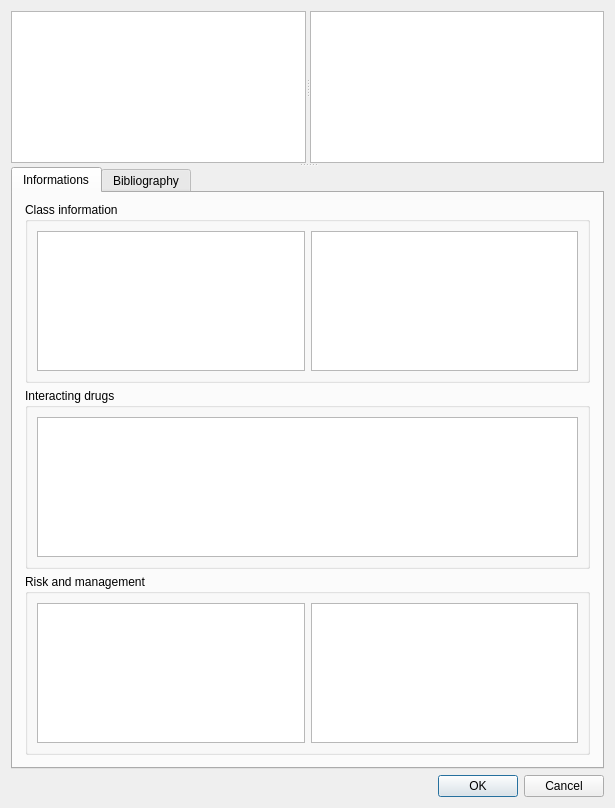
First picture: the form in plugins/drugsplugin/drugswidget/interactionsynthesisdialog.ui, repository FreeHealth/freehealth, before the edit.
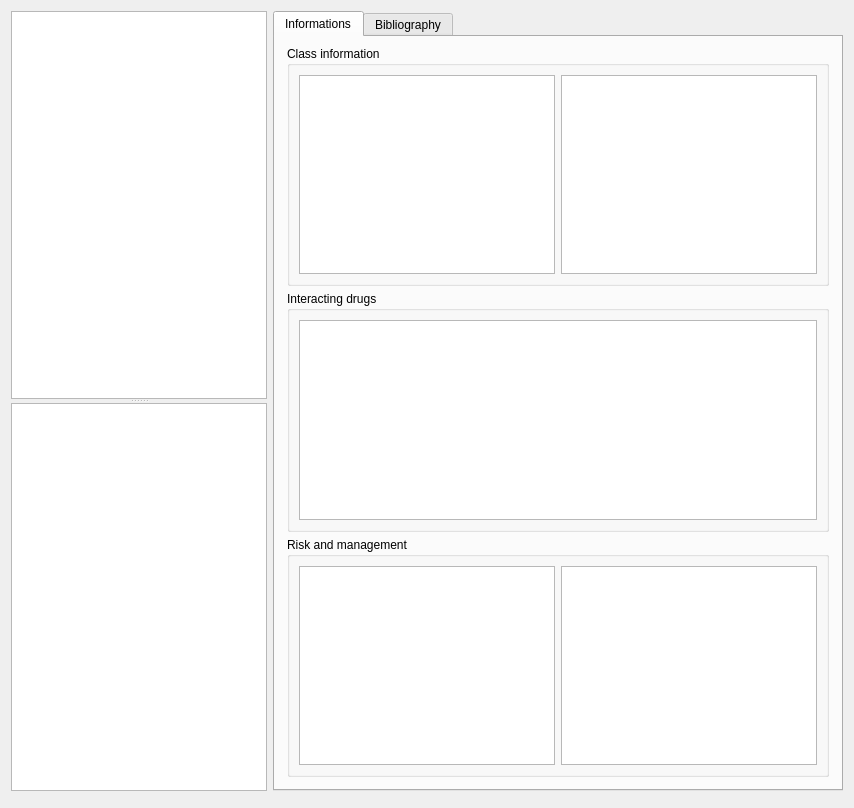
Second picture: the form after the edit. Custom widgets are drawn as their Qt base class.

Commit message: Drugs: - refreshing interaction synthesis dialog

```diff
--- a/plugins/drugsplugin/drugswidget/interactionsynthesisdialog.ui
+++ b/plugins/drugsplugin/drugswidget/interactionsynthesisdialog.ui
@@ -15,20 +15,9 @@
   </property>
   <layout class="QGridLayout" name="gridLayout">
    <item row="0" column="0">
-    <layout class="QHBoxLayout" name="toolbarLayout">
-     <property name="spacing">
-      <number>0</number>
-     </property>
-    </layout>
-   </item>
-   <item row="1" column="0">
-    <widget class="QSplitter" name="splitter_3">
+    <widget class="QSplitter" name="splitter_2">
      <property name="orientation">
       <enum>Qt::Vertical</enum>
-     </property>
-     <widget class="Utils::MiniSplitter" name="splitter_2">
-      <property name="orientation">
-       <enum>Qt::Horizontal</enum>
       </property>
       <widget class="QTreeView" name="interactionResultView">
        <property name="headerHidden">
@@ -39,6 +28,12 @@
        </attribute>
       </widget>
       <widget class="QTreeView" name="interactionQueryView">
+      <property name="sizePolicy">
+       <sizepolicy hsizetype="MinimumExpanding" vsizetype="Expanding">
+        <horstretch>0</horstretch>
+        <verstretch>0</verstretch>
+       </sizepolicy>
+      </property>
        <property name="indentation">
         <number>0</number>
        </property>
@@ -47,11 +42,19 @@
        </attribute>
       </widget>
      </widget>
+   </item>
+   <item row="0" column="1">
      <widget class="Utils::MiniSplitter" name="splitter">
       <property name="orientation">
        <enum>Qt::Vertical</enum>
       </property>
       <widget class="QTabWidget" name="tabWidget">
+      <property name="sizePolicy">
+       <sizepolicy hsizetype="MinimumExpanding" vsizetype="Expanding">
+        <horstretch>0</horstretch>
+        <verstretch>0</verstretch>
+       </sizepolicy>
+      </property>
        <property name="currentIndex">
         <number>0</number>
        </property>
@@ -184,47 +187,16 @@
        </widget>
       </widget>
      </widget>
-    </widget>
    </item>
-   <item row="2" column="0">
-    <layout class="QHBoxLayout" name="horizontalLayout">
-     <item>
-      <widget class="QLabel" name="link">
-       <property name="text">
-        <string/>
-       </property>
-       <property name="openExternalLinks">
-        <bool>true</bool>
-       </property>
-       <property name="textInteractionFlags">
-        <set>Qt::LinksAccessibleByMouse|Qt::TextSelectableByMouse</set>
-       </property>
-      </widget>
-     </item>
-     <item>
-      <spacer name="horizontalSpacer">
-       <property name="orientation">
-        <enum>Qt::Horizontal</enum>
-       </property>
-       <property name="sizeHint" stdset="0">
-        <size>
-         <width>40</width>
-         <height>20</height>
-        </size>
-       </property>
-      </spacer>
-     </item>
-     <item>
+   <item row="1" column="0" colspan="2">
       <widget class="QDialogButtonBox" name="buttonBox">
        <property name="orientation">
         <enum>Qt::Horizontal</enum>
        </property>
        <property name="standardButtons">
-        <set>QDialogButtonBox::Cancel|QDialogButtonBox::Ok</set>
-       </property>
-      </widget>
-     </item>
-    </layout>
+      <set>QDialogButtonBox::NoButton</set>
+     </property>
+    </widget>
    </item>
   </layout>
  </widget>
```
Lines whose indentation alone changed are shown as unchanged. The commit also changes 6 other files.
